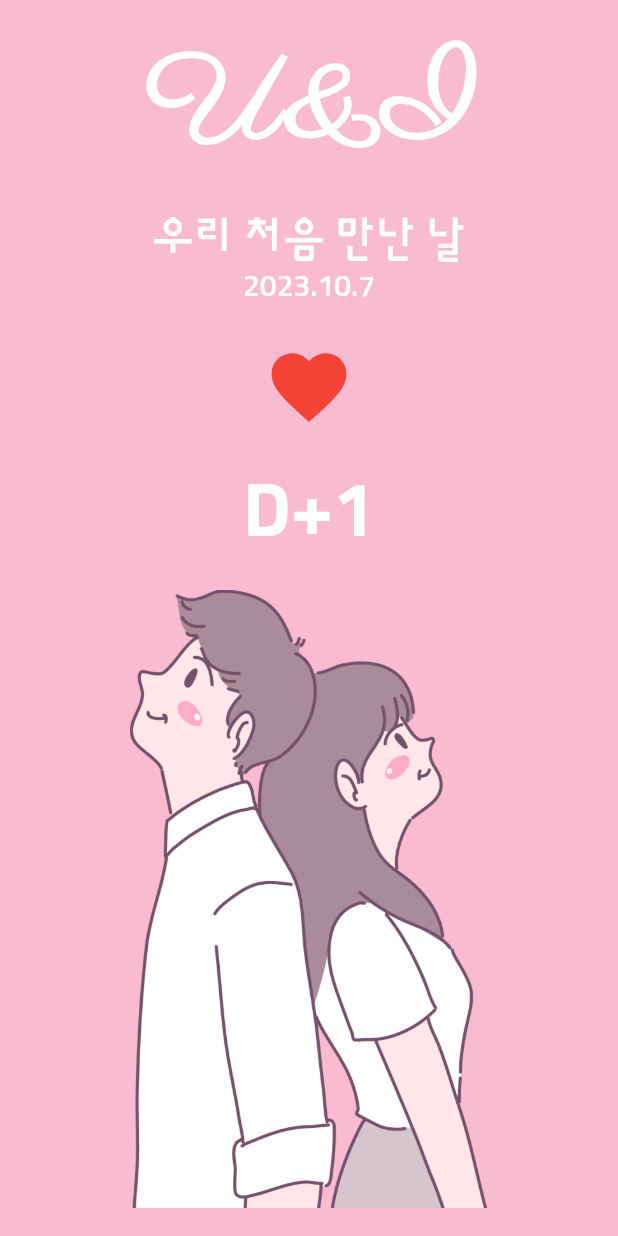
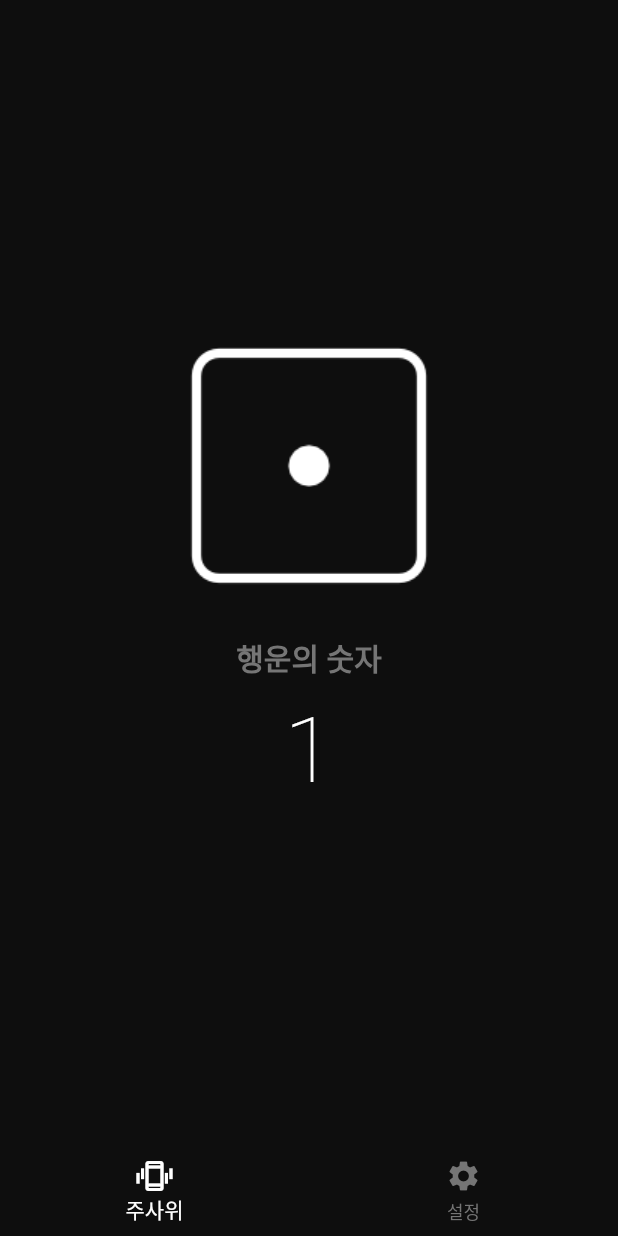
Before and after one commit to jingug1004/flutterCodeFactory, a Flutter app: the screen it shows after launch, on a phone screen of 412 x 824 dp. Run offline on Flutter 3.47's test engine with Material 2 defaults, Android fonts, the phone set to English and light mode, and no system bars; our stand-ins replace webview_flutter; missing offline and left inert: shake.

Commit message:
feature: 디지털 주사위: 가속도계, 자이로스코프, Sensor_Plus(디지털 주사위 > 동영상 플레이어 > 영상 통화)

```diff
--- /dev/null
+++ b/lib/random/diceConst/dice_colors.dart
@@ -0,0 +1,5 @@
+import 'package:flutter/material.dart';
+
+const backgroundColor = Color(0xFF0E0E0E); // 배경색
+const primaryColor = Colors.white; // 배경색
+final secondaryColor = Colors.grey[600]; // 보조 색상
--- /dev/null
+++ b/lib/random/diceScreen/dice_home_screen.dart
@@ -0,0 +1,38 @@
+import 'package:flutter/material.dart';
+import 'package:hello_world/random/diceConst/dice_colors.dart';
+
+class DiceHomeScreen extends StatelessWidget {
+  final int number;
+
+  const DiceHomeScreen({required this.number, Key? key}) : super(key: key);
+
+  @override
+  Widget build(BuildContext context) {
+    return Column(
+      mainAxisAlignment: MainAxisAlignment.center,
+      children: [
+        Center(
+          child: Image.asset('assets/random/diceImg/$number.png'),
+        ),
+        SizedBox(height: 32.0),
+        Text(
+          '행운의 숫자',
+          style: TextStyle(
+            color: secondaryColor,
+            fontSize: 20.0,
+            fontWeight: FontWeight.w700,
+          ),
+        ),
+        SizedBox(height: 12.0),
+        Text(
+          number.toString(),
+          style: TextStyle(
+            color: primaryColor,
+            fontSize: 60.0,
+            fontWeight: FontWeight.w200,
+          ),
+        )
+      ],
+    );
+  }
+}
--- /dev/null
+++ b/lib/random/diceScreen/dice_root_screen.dart
@@ -0,0 +1,109 @@
+import 'dart:math';
+
+import 'package:flutter/material.dart';
+import 'package:hello_world/random/diceScreen/dice_home_screen.dart';
+import 'package:hello_world/random/diceScreen/dice_settings_screen.dart';
+import 'package:shake/shake.dart';
+
+class DiceRootScreen extends StatefulWidget {
+  const DiceRootScreen({Key? key}) : super(key: key);
+
+  @override
+  State<DiceRootScreen> createState() => _DiceRootScreen();
+}
+
+class _DiceRootScreen extends State<DiceRootScreen>
+    with TickerProviderStateMixin {
+  TabController? controller;
+  double threshold = 2.7;
+  int number = 1;
+  ShakeDetector? shakeDetector;
+
+  @override
+  void initState() {
+    super.initState();
+
+    controller = TabController(length: 2, vsync: this);
+    controller!.addListener(tabListener);
+
+    shakeDetector = ShakeDetector.autoStart(
+        shakeSlopTimeMS: 100,
+        shakeThresholdGravity: threshold,
+        onPhoneShake: onPhoneShake);
+  }
+
+  void onPhoneShake() {
+    final rand = new Random();
+
+    setState(() {
+      number = rand.nextInt(5) + 1;
+    });
+  }
+
+  tabListener() {
+    setState(() {});
+  }
+
+  @override
+  dispose() {
+    controller!.removeListener(tabListener);
+    shakeDetector!.stopListening();
+    super.dispose();
+  }
+
+  @override
+  Widget build(BuildContext context) {
+    return Scaffold(
+      body: TabBarView(
+        controller: controller,
+        children: renderChildren(),
+      ),
+      bottomNavigationBar: renderBottomNavigation(),
+    );
+  }
+
+  List<Widget> renderChildren() {
+    return [
+      // Container(
+      //   child: Center(
+      //     child: Text(
+      //       'Tab 1',
+      //       style: TextStyle(color: Colors.white),
+      //     ),
+      //   ),
+      // ),
+      DiceHomeScreen(number: number),
+      // Container(
+      //   child: Center(
+      //     child: Text(
+      //       'Tab 2',
+      //       style: TextStyle(color: Colors.white),
+      //     ),
+      //   ),
+      // )
+      DiceSettingsScreen(
+          threshold: threshold, onThresholdChange: onThresholdChange)
+    ];
+  }
+
+  void onThresholdChange(double val) {
+    setState(() {
+      threshold = val;
+    });
+  }
+
+  BottomNavigationBar renderBottomNavigation() {
+    return BottomNavigationBar(
+        currentIndex: controller!.index,
+        onTap: (int index) {
+          setState(() {
+            controller!.animateTo(index);
+          });
+        },
+        items: [
+          BottomNavigationBarItem(
+              icon: Icon(Icons.edgesensor_high_outlined), label: '주사위'),
+          BottomNavigationBarItem(icon: Icon(Icons.settings), label: '설정')
+        ]);
+  }
+}
--- a/pubspec.yaml
+++ b/pubspec.yaml
@@ -36,6 +36,7 @@ dependencies:
   # Use with the CupertinoIcons class for iOS style icons.
   cupertino_icons: ^1.0.2
   webview_flutter: 3.0.4
+  shake: 2.1.0 # 흔들림을 감지하는 플러그인
 
 dev_dependencies:
   flutter_test:
@@ -61,7 +62,8 @@ flutter:
   assets:
     #    - assets/
     #    - lib/imageCarousel/carouselAsset/carouselImg/
-    - assets/uAndi/uAndiImg/
+    #    - assets/uAndi/uAndiImg/
+    - assets/random/diceImg/
 
     # To add assets to your application, add an assets section, like this:
     # assets:
```
Also changed, not shown: lib/main.dart (+36 -19 lines), lib/random/diceScreen/dice_settings_screen.dart (added, +43 -0 lines), assets/random/diceImg/1.png (added), assets/random/diceImg/2.png (added), assets/random/diceImg/3.png (added), assets/random/diceImg/4.png (added), assets/random/diceImg/5.png (added), assets/random/diceImg/6.png (added), pubspec.lock (deleted).
